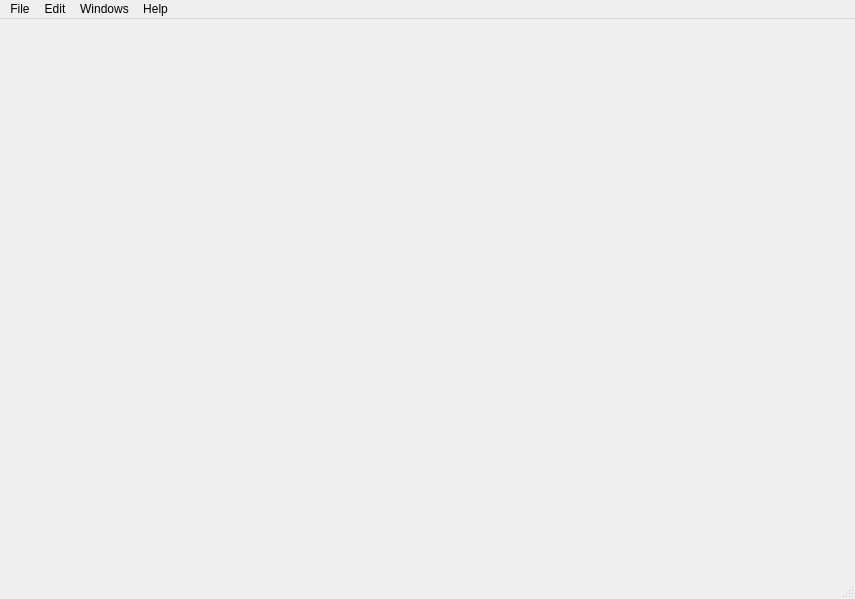
First picture: the form in Overview.ui, repository martin-kritzl/5BHIT-Wienwahl, before the edit.
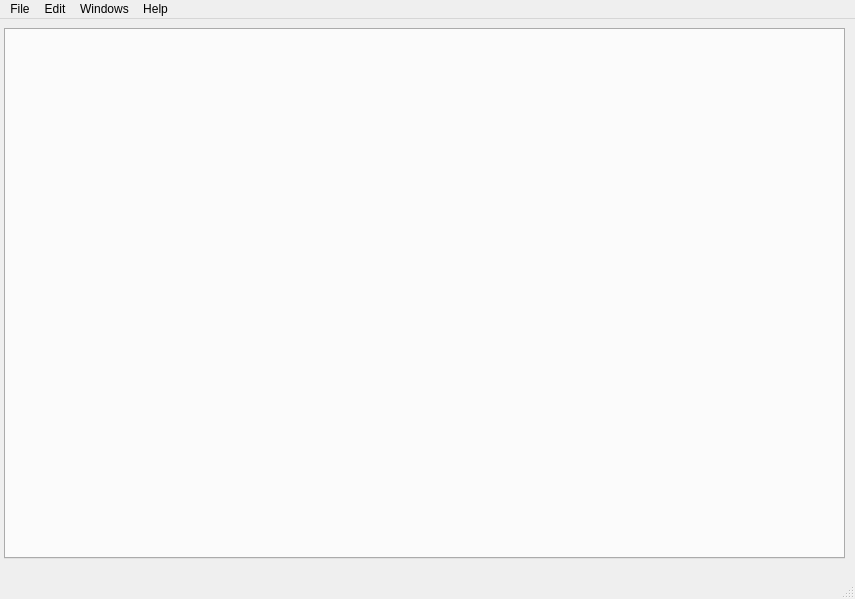
Second picture: the form after the edit.

Diff of the .ui file:
```diff
--- a/Overview.ui
+++ b/Overview.ui
@@ -13,7 +13,18 @@
   <property name="windowTitle">
    <string>MainWindow</string>
   </property>
-  <widget class="QWidget" name="centralwidget"/>
+  <widget class="QWidget" name="centralwidget">
+   <widget class="QTabWidget" name="tabs">
+    <property name="geometry">
+     <rect>
+      <x>4</x>
+      <y>9</y>
+      <width>841</width>
+      <height>531</height>
+     </rect>
+    </property>
+   </widget>
+  </widget>
   <widget class="QMenuBar" name="menubar">
    <property name="geometry">
     <rect>
```
